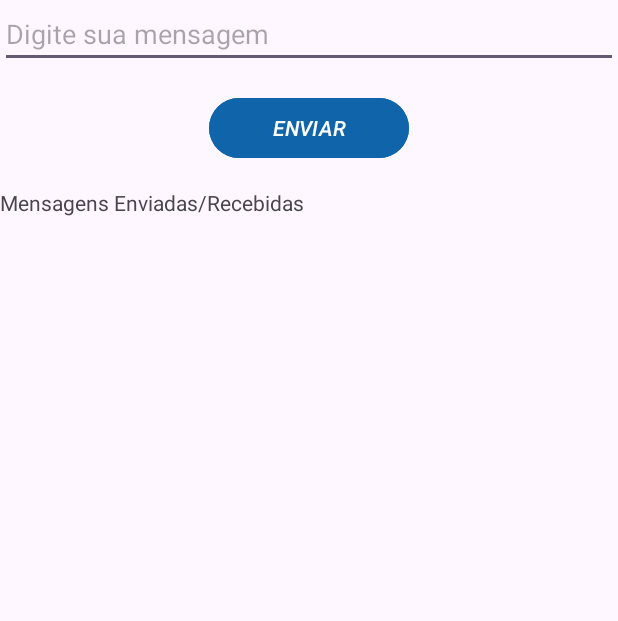
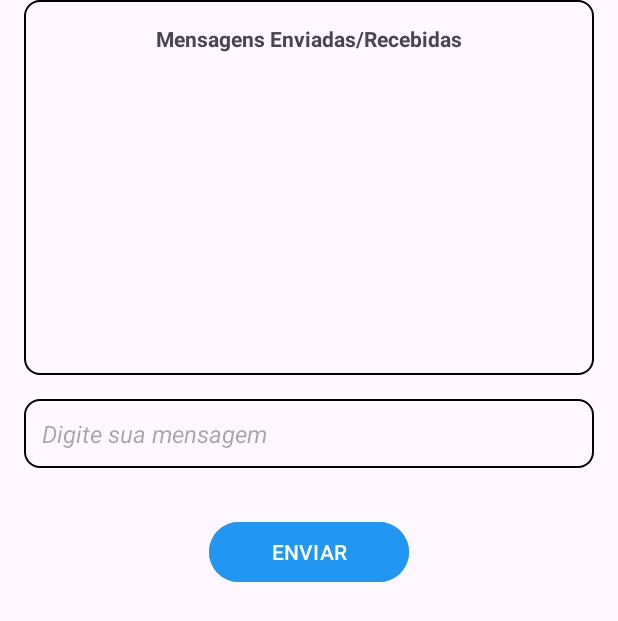
Before and after one commit to DaveBrito/MQTT-Connector, an Android app: the screen it shows after launch (MainActivity), on a phone screen of 412 x 824 dp. Shown: the top 621 px of the screen. Run offline under Robolectric (Android 15) with nearby library versions, the phone set to English and light mode, and no system bars; libraries missing offline, so code that uses them is left out: com.hivemq.client; 4 statements that could not run were skipped.

Commit message:
:lipstick: feat: Estilização XML do Envio/Recebimento de mensagens

```diff
--- /dev/null
+++ b/app/src/main/res/drawable/editext_background.xml
@@ -0,0 +1,8 @@
+<shape xmlns:android="http://schemas.android.com/apk/res/android"
+    android:shape="rectangle">
+    <stroke
+        android:width="1dp"
+        android:color="#000000" />
+    <corners
+        android:radius="10dp" />
+</shape>
--- /dev/null
+++ b/app/src/main/res/drawable/edittext_background.xml
@@ -0,0 +1,8 @@
+<shape xmlns:android="http://schemas.android.com/apk/res/android"
+    android:shape="rectangle">
+    <stroke
+        android:width="1dp"
+        android:color="#000000" />
+    <corners
+        android:radius="10dp" />
+</shape>
--- a/app/src/main/res/layout/activity_main.xml
+++ b/app/src/main/res/layout/activity_main.xml
@@ -1,16 +1,44 @@
 <?xml version="1.0" encoding="utf-8"?>
-<LinearLayout
-    xmlns:android="http://schemas.android.com/apk/res/android"
+<LinearLayout xmlns:android="http://schemas.android.com/apk/res/android"
+    xmlns:tools="http://schemas.android.com/tools"
     android:layout_width="match_parent"
     android:layout_height="match_parent"
+    android:gravity="center_horizontal"
     android:orientation="vertical"
-    android:gravity="center_horizontal">
+    tools:ignore="ExtraText">
 
-    <EditText
-        android:id="@+id/editTextMessage"
-        android:layout_width="match_parent"
-        android:layout_height="wrap_content"
-        android:hint="Digite sua mensagem" />
+
+
+     <TextView
+        android:id="@+id/textViewMessages"
+        android:layout_width="380dp"
+        android:layout_height="250dp"
+        android:baselineAligned="false"
+        android:textAlignment="center"
+        android:paddingTop="16dp"
+        android:text="Mensagens Enviadas/Recebidas"
+        android:background="@drawable/editext_background"
+         android:textStyle="bold"/>
+
+     <EditText
+    android:id="@+id/editTextMessage"
+    android:layout_width="match_parent"
+    android:layout_height="wrap_content"
+    android:hint="Digite sua mensagem"
+     android:textStyle="italic"
+    android:textColor="#333333"
+    android:textSize="16sp"
+    android:padding="12dp"
+    android:layout_margin="16dp"
+    android:gravity="top"
+    android:inputType="textMultiLine"
+    android:scrollbars="vertical"
+    android:scrollbarStyle="insideOverlay"
+    android:fadeScrollbars="false"
+    android:scrollbarSize="4dp"
+    android:clipToPadding="false"
+    android:background="@drawable/edittext_background" />
+
 
     <Button
         android:id="@+id/buttonSend"
@@ -18,17 +46,12 @@
         android:layout_height="wrap_content"
         android:layout_gravity="center_horizontal"
         android:layout_marginTop="16dp"
-        android:backgroundTint="#1065AA"
+        android:backgroundTint="#2196F3"
         android:text="Enviar"
         android:textAlignment="center"
-        android:textAllCaps="true"
-        android:textStyle="italic" />
+        android:textAllCaps="true" />
 
-    <TextView
-        android:id="@+id/textViewMessages"
-        android:layout_width="match_parent"
-        android:layout_height="wrap_content"
-        android:text="Mensagens Enviadas/Recebidas"
-        android:paddingTop="16dp" />
+
+
 
 </LinearLayout>
```
